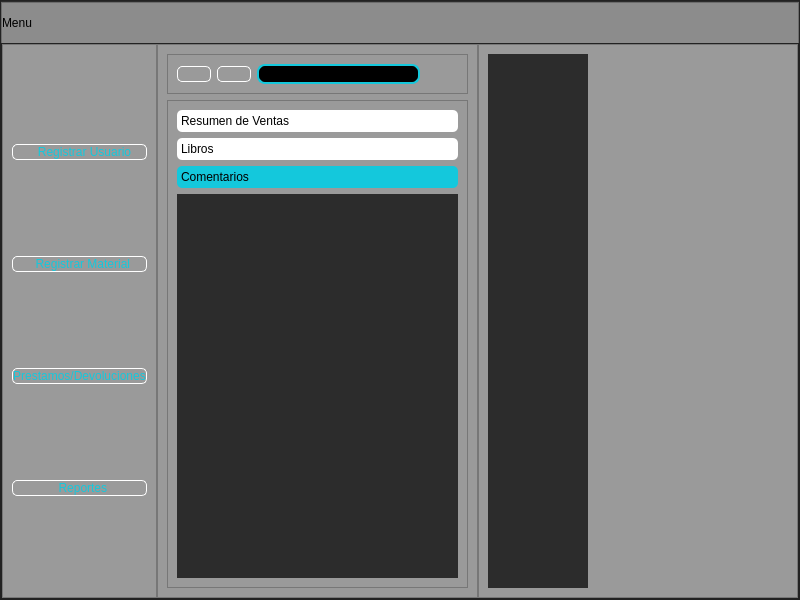
Old version of the form frontend/dashboard.ui in the repository RaulPonce1605/BibliotecaVirtual.
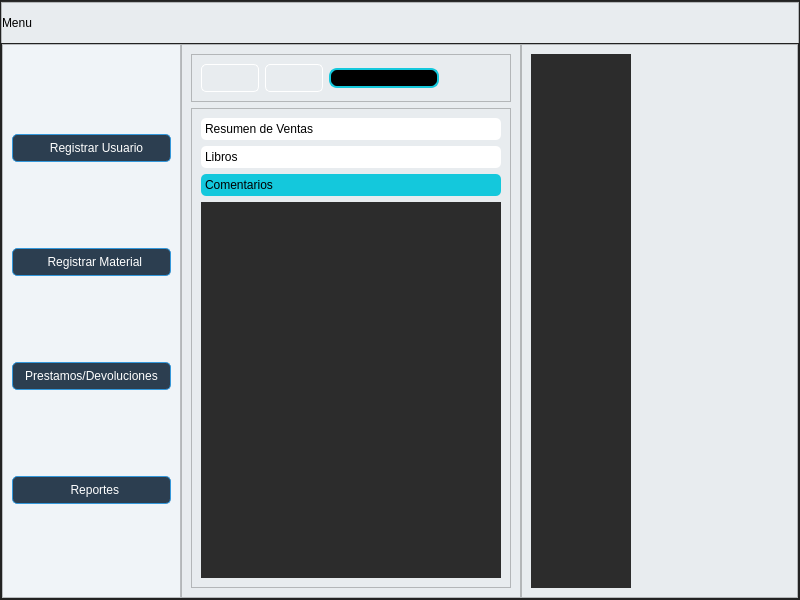
New version of the form. Icons and pictures are not drawn.

Commit message: Cambios de diseño

Diff of the .ui file:
```diff
--- a/frontend/dashboard.ui
+++ b/frontend/dashboard.ui
@@ -74,7 +74,7 @@
          <property name="styleSheet">
           <string notr="true">
 QFrame{
-background-color:#8c8c8c;
+background-color:#e8ecef;
 }
 
 QPushButton{
@@ -274,15 +274,16 @@
             </property>
             <property name="styleSheet">
              <string notr="true">QFrame {
-    background-color: #9a9a9a;
+    background-color: #f0f4f8; /* Fondo principal claro */
 }
 
 QPushButton {
     font: 87 12pt &quot;Arial Black&quot;;
-    background-color: #000000ff;
-    color: rgb(20, 200, 220);
+    background-color: #2c3e50; /* Azul oscuro neutro */
+    color: white;
     border-radius: 5px;
-    border: 1px solid white;
+    border: 1px solid #3498db; /* Acento azul moderno */
+    padding: 6px 12px;
 }
 
 QPushButton:hover {
@@ -387,15 +388,16 @@
            <widget class="QFrame" name="frame_4">
             <property name="styleSheet">
              <string notr="true">QFrame {
-    background-color: #9a9a9a;
+    background-color: #e8ecef; /* Fondo gris claro suave */
 }
 
 QPushButton {
     font: 87 12pt &quot;Arial Black&quot;;
-    background-color: #000000ff;
-    color: rgb(20, 200, 220);
-    border-radius: 5px;
-    border: 1px solid white;
+    background-color: #2c2c2c;  /* Gris oscuro en lugar de negro puro */
+    color: #14c8dc;             /* Mantiene tu azul turquesa */
+    border-radius: 6px;
+    border: 1px solid #14c8dc;
+    padding: 6px 12px;
 }
 
 QPushButton:hover {
@@ -414,7 +416,7 @@
               <widget class="QFrame" name="frame_6">
                <property name="styleSheet">
                 <string notr="true">QFrame {
-    background-color: #9a9a9a;
+    background-color: #e8ecef;
 }
 
 QPushButton {
@@ -615,8 +617,8 @@
                     <rect>
                      <x>0</x>
                      <y>0</y>
-                     <width>274</width>
-                     <height>364</height>
+                     <width>346</width>
+                     <height>352</height>
                     </rect>
                    </property>
                    <attribute name="icon">
@@ -649,7 +651,7 @@
             <property name="styleSheet">
              <string notr="true">
 QFrame{
-background-color:#9a9a9a;
+background-color:#e8ecef;
 }
 
 QLabel{
```
Left out of the diff: 14 changed lines with no effect on the pictures. The commit also changes 2 other files.
